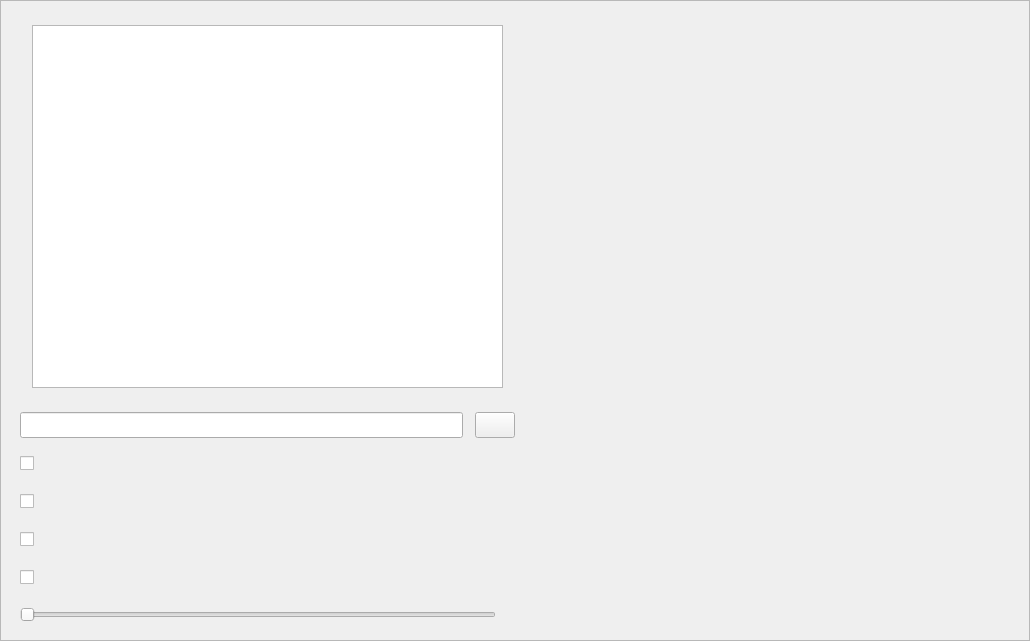
First picture: the form in Src/Gui/Page/Setting/Download/RaptorDownloadPage.ui, repository InfpHub/Raptor, before the edit.
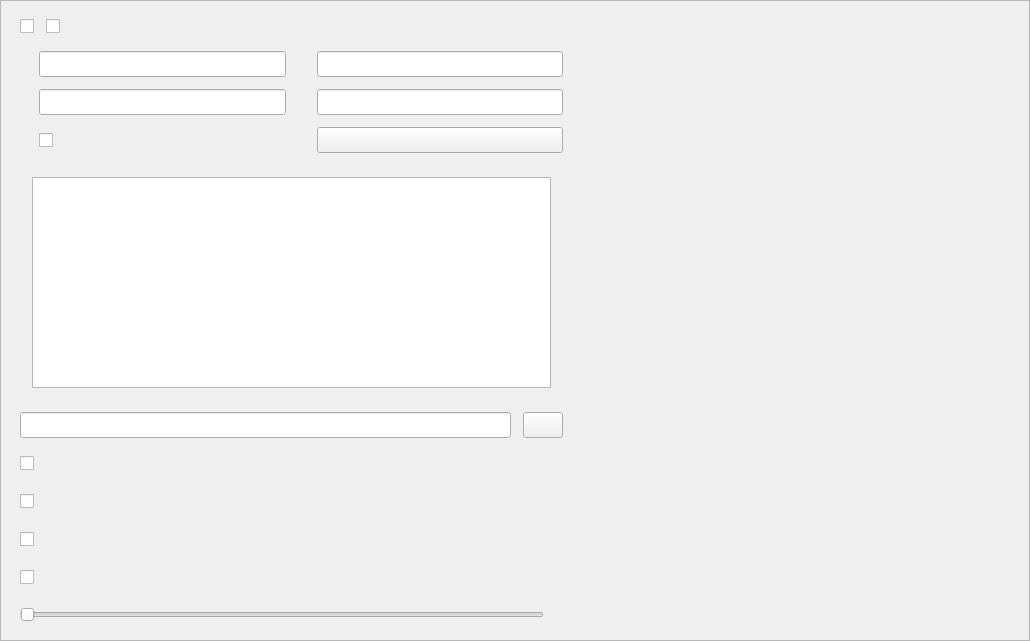
Second picture: the form after the edit.

```diff
--- a/Src/Gui/Page/Setting/Download/RaptorDownloadPage.ui
+++ b/Src/Gui/Page/Setting/Download/RaptorDownloadPage.ui
@@ -43,7 +43,7 @@
                                 <height>639</height>
                             </rect>
                         </property>
-                        <layout class="QHBoxLayout" name="_BodyLayout" stretch="5,5">
+      <layout class="QHBoxLayout" name="_BodyLayout" stretch="5,0">
                             <property name="spacing">
                                 <number>12</number>
                             </property>
@@ -89,66 +89,7 @@
                                         <property name="spacing">
                                             <number>12</number>
                                         </property>
-                                        <item row="1" column="1">
-                                            <widget class="QWidget" name="_PathPanel" native="true">
-                                                <layout class="QHBoxLayout" name="_PathPanelLayout">
-                                                    <property name="spacing">
-                                                        <number>12</number>
-                                                    </property>
-                                                    <property name="leftMargin">
-                                                        <number>0</number>
-                                                    </property>
-                                                    <property name="topMargin">
-                                                        <number>0</number>
-                                                    </property>
-                                                    <property name="rightMargin">
-                                                        <number>0</number>
-                                                    </property>
-                                                    <property name="bottomMargin">
-                                                        <number>0</number>
-                                                    </property>
-                                                    <item>
-                                                        <widget class="QLineEdit" name="_Path">
-                                                            <property name="minimumSize">
-                                                                <size>
-                                                                    <width>0</width>
-                                                                    <height>26</height>
-                                                                </size>
-                                                            </property>
-                                                            <property name="maximumSize">
-                                                                <size>
-                                                                    <width>16777215</width>
-                                                                    <height>26</height>
-                                                                </size>
-                                                            </property>
-                                                            <property name="readOnly">
-                                                                <bool>true</bool>
-                                                            </property>
-                                                        </widget>
-                                                    </item>
-                                                    <item>
-                                                        <widget class="QPushButton" name="_PathSelect">
-                                                            <property name="minimumSize">
-                                                                <size>
-                                                                    <width>0</width>
-                                                                    <height>26</height>
-                                                                </size>
-                                                            </property>
-                                                            <property name="maximumSize">
-                                                                <size>
-                                                                    <width>16777215</width>
-                                                                    <height>26</height>
-                                                                </size>
-                                                            </property>
-                                                            <property name="text">
-                                                                <string/>
-                                                            </property>
-                                                        </widget>
-                                                    </item>
-                                                </layout>
-                                            </widget>
-                                        </item>
-                                        <item row="2" column="1">
+          <item row="4" column="1">
                                             <widget class="QWidget" name="_OtherPanel" native="true">
                                                 <property name="minimumSize">
                                                     <size>
@@ -251,31 +192,9 @@
                                                 </layout>
                                             </widget>
                                         </item>
-                                        <item row="1" column="0">
-                                            <widget class="QLabel" name="_PathTip">
-                                                <property name="minimumSize">
-                                                    <size>
-                                                        <width>0</width>
-                                                        <height>26</height>
-                                                    </size>
-                                                </property>
-                                                <property name="maximumSize">
-                                                    <size>
-                                                        <width>16777215</width>
-                                                        <height>26</height>
-                                                    </size>
-                                                </property>
-                                                <property name="text">
-                                                    <string/>
-                                                </property>
-                                                <property name="alignment">
-                                                    <set>Qt::AlignRight|Qt::AlignTrailing|Qt::AlignVCenter</set>
-                                                </property>
-                                            </widget>
-                                        </item>
-                                        <item row="0" column="1">
-                                            <widget class="QWidget" name="_EnginePanel" native="true">
-                                                <layout class="QHBoxLayout" name="_EnginePanelLayout" stretch="9">
+          <item row="2" column="1">
+           <widget class="QWidget" name="_ThirdPartyEnginePanel" native="true">
+            <layout class="QHBoxLayout" name="_ThirdPartyEnginePanelLayout" stretch="9">
                                                     <property name="spacing">
                                                         <number>12</number>
                                                     </property>
@@ -292,7 +211,7 @@
                                                         <number>12</number>
                                                     </property>
                                                     <item>
-                                                        <widget class="QTableView" name="_EngineView">
+              <widget class="QTableView" name="_ThirdPartyEngineView">
                                                             <property name="minimumSize">
                                                                 <size>
                                                                     <width>0</width>
@@ -305,6 +224,165 @@
                                             </widget>
                                         </item>
                                         <item row="3" column="1">
+           <widget class="QWidget" name="_PathPanel" native="true">
+            <layout class="QHBoxLayout" name="_PathPanelLayout">
+             <property name="spacing">
+              <number>12</number>
+             </property>
+             <property name="leftMargin">
+              <number>0</number>
+             </property>
+             <property name="topMargin">
+              <number>0</number>
+             </property>
+             <property name="rightMargin">
+              <number>0</number>
+             </property>
+             <property name="bottomMargin">
+              <number>0</number>
+             </property>
+             <item>
+              <widget class="QLineEdit" name="_Path">
+               <property name="minimumSize">
+                <size>
+                 <width>0</width>
+                 <height>26</height>
+                </size>
+               </property>
+               <property name="maximumSize">
+                <size>
+                 <width>16777215</width>
+                 <height>26</height>
+                </size>
+               </property>
+               <property name="readOnly">
+                <bool>true</bool>
+               </property>
+              </widget>
+             </item>
+             <item>
+              <widget class="QPushButton" name="_PathSelect">
+               <property name="minimumSize">
+                <size>
+                 <width>0</width>
+                 <height>26</height>
+                </size>
+               </property>
+               <property name="maximumSize">
+                <size>
+                 <width>16777215</width>
+                 <height>26</height>
+                </size>
+               </property>
+               <property name="text">
+                <string/>
+               </property>
+              </widget>
+             </item>
+            </layout>
+           </widget>
+          </item>
+          <item row="0" column="0">
+           <widget class="QLabel" name="_PrimaryEngineTip">
+            <property name="minimumSize">
+             <size>
+              <width>0</width>
+              <height>26</height>
+             </size>
+            </property>
+            <property name="text">
+             <string/>
+            </property>
+            <property name="alignment">
+             <set>Qt::AlignmentFlag::AlignRight|Qt::AlignmentFlag::AlignTop|Qt::AlignmentFlag::AlignTrailing</set>
+            </property>
+            <property name="margin">
+             <number>0</number>
+            </property>
+            <property name="indent">
+             <number>5</number>
+            </property>
+           </widget>
+          </item>
+          <item row="0" column="1">
+           <widget class="QWidget" name="_PrimaryEnginePanel" native="true">
+            <layout class="QHBoxLayout" name="_PrimaryEnginePanelLayout">
+             <property name="spacing">
+              <number>12</number>
+             </property>
+             <property name="leftMargin">
+              <number>0</number>
+             </property>
+             <property name="topMargin">
+              <number>0</number>
+             </property>
+             <property name="rightMargin">
+              <number>0</number>
+             </property>
+             <property name="bottomMargin">
+              <number>0</number>
+             </property>
+             <item>
+              <widget class="QCheckBox" name="_Aria">
+               <property name="sizePolicy">
+                <sizepolicy hsizetype="Minimum" vsizetype="Fixed">
+                 <horstretch>0</horstretch>
+                 <verstretch>0</verstretch>
+                </sizepolicy>
+               </property>
+               <property name="minimumSize">
+                <size>
+                 <width>0</width>
+                 <height>26</height>
+                </size>
+               </property>
+               <property name="maximumSize">
+                <size>
+                 <width>16777215</width>
+                 <height>26</height>
+                </size>
+               </property>
+               <property name="text">
+                <string/>
+               </property>
+              </widget>
+             </item>
+             <item>
+              <widget class="QCheckBox" name="_Embed">
+               <property name="minimumSize">
+                <size>
+                 <width>0</width>
+                 <height>26</height>
+                </size>
+               </property>
+               <property name="maximumSize">
+                <size>
+                 <width>16777215</width>
+                 <height>26</height>
+                </size>
+               </property>
+               <property name="text">
+                <string/>
+               </property>
+              </widget>
+             </item>
+             <item>
+              <spacer name="_PrimaryEnginePanelSpacer">
+               <property name="orientation">
+                <enum>Qt::Orientation::Horizontal</enum>
+               </property>
+               <property name="sizeHint" stdset="0">
+                <size>
+                 <width>40</width>
+                 <height>20</height>
+                </size>
+               </property>
+              </spacer>
+             </item>
+            </layout>
+           </widget>
+          </item>
+          <item row="5" column="1">
                                             <widget class="QWidget" name="_ConcurrentPanel" native="true">
                                                 <layout class="QHBoxLayout" name="_ConcurrentPanelLayout">
                                                     <property name="spacing">
@@ -372,8 +450,8 @@
                                                 </layout>
                                             </widget>
                                         </item>
-                                        <item row="0" column="0">
-                                            <widget class="QLabel" name="_EngineTip">
+          <item row="2" column="0">
+           <widget class="QLabel" name="_ThirdPartyEngineTip">
                                                 <property name="minimumSize">
                                                     <size>
                                                         <width>0</width>
@@ -416,6 +494,242 @@
                                                 </property>
                                             </widget>
                                         </item>
+          <item row="1" column="0">
+           <widget class="QLabel" name="_AriaTip">
+            <property name="minimumSize">
+             <size>
+              <width>0</width>
+              <height>26</height>
+             </size>
+            </property>
+            <property name="maximumSize">
+             <size>
+              <width>16777215</width>
+              <height>16777215</height>
+             </size>
+            </property>
+            <property name="text">
+             <string/>
+            </property>
+            <property name="alignment">
+             <set>Qt::AlignmentFlag::AlignRight|Qt::AlignmentFlag::AlignTop|Qt::AlignmentFlag::AlignTrailing</set>
+            </property>
+            <property name="indent">
+             <number>5</number>
+            </property>
+           </widget>
+          </item>
+          <item row="1" column="1">
+           <widget class="QWidget" name="_AriaPanel" native="true">
+            <layout class="QGridLayout" name="_AriaPanelLayout">
+             <property name="leftMargin">
+              <number>0</number>
+             </property>
+             <property name="topMargin">
+              <number>0</number>
+             </property>
+             <property name="rightMargin">
+              <number>0</number>
+             </property>
+             <property name="bottomMargin">
+              <number>0</number>
+             </property>
+             <property name="spacing">
+              <number>12</number>
+             </property>
+             <item row="2" column="0">
+              <widget class="QLabel" name="_AriaTokenTip">
+               <property name="minimumSize">
+                <size>
+                 <width>0</width>
+                 <height>26</height>
+                </size>
+               </property>
+               <property name="maximumSize">
+                <size>
+                 <width>16777215</width>
+                 <height>26</height>
+                </size>
+               </property>
+               <property name="text">
+                <string/>
+               </property>
+               <property name="alignment">
+                <set>Qt::AlignmentFlag::AlignRight|Qt::AlignmentFlag::AlignTrailing|Qt::AlignmentFlag::AlignVCenter</set>
+               </property>
+              </widget>
+             </item>
+             <item row="1" column="4">
+              <widget class="QLineEdit" name="_AriaPort">
+               <property name="minimumSize">
+                <size>
+                 <width>0</width>
+                 <height>26</height>
+                </size>
+               </property>
+               <property name="maximumSize">
+                <size>
+                 <width>16777215</width>
+                 <height>26</height>
+                </size>
+               </property>
+              </widget>
+             </item>
+             <item row="1" column="3">
+              <widget class="QLabel" name="_AriaPortTip">
+               <property name="minimumSize">
+                <size>
+                 <width>0</width>
+                 <height>26</height>
+                </size>
+               </property>
+               <property name="maximumSize">
+                <size>
+                 <width>16777215</width>
+                 <height>26</height>
+                </size>
+               </property>
+               <property name="text">
+                <string/>
+               </property>
+               <property name="alignment">
+                <set>Qt::AlignmentFlag::AlignRight|Qt::AlignmentFlag::AlignTrailing|Qt::AlignmentFlag::AlignVCenter</set>
+               </property>
+              </widget>
+             </item>
+             <item row="1" column="0">
+              <widget class="QLabel" name="_AriaHostTip">
+               <property name="minimumSize">
+                <size>
+                 <width>0</width>
+                 <height>26</height>
+                </size>
+               </property>
+               <property name="maximumSize">
+                <size>
+                 <width>16777215</width>
+                 <height>26</height>
+                </size>
+               </property>
+               <property name="text">
+                <string/>
+               </property>
+               <property name="alignment">
+                <set>Qt::AlignmentFlag::AlignRight|Qt::AlignmentFlag::AlignTrailing|Qt::AlignmentFlag::AlignVCenter</set>
+               </property>
+              </widget>
+             </item>
+             <item row="1" column="2">
+              <widget class="QLineEdit" name="_AriaHost">
+               <property name="minimumSize">
+                <size>
+                 <width>0</width>
+                 <height>26</height>
+                </size>
+               </property>
+               <property name="maximumSize">
+                <size>
+                 <width>16777215</width>
+                 <height>26</height>
+                </size>
+               </property>
+              </widget>
+             </item>
+             <item row="2" column="2">
+              <widget class="QLineEdit" name="_AriaToken">
+               <property name="minimumSize">
+                <size>
+                 <width>0</width>
+                 <height>26</height>
+                </size>
+               </property>
+               <property name="maximumSize">
+                <size>
+                 <width>16777215</width>
+                 <height>26</height>
+                </size>
+               </property>
+              </widget>
+             </item>
+             <item row="3" column="4">
+              <widget class="QPushButton" name="_AriaTest">
+               <property name="minimumSize">
+                <size>
+                 <width>0</width>
+                 <height>26</height>
+                </size>
+               </property>
+               <property name="maximumSize">
+                <size>
+                 <width>16777215</width>
+                 <height>26</height>
+                </size>
+               </property>
+               <property name="text">
+                <string/>
+               </property>
+              </widget>
+             </item>
+             <item row="2" column="3">
+              <widget class="QLabel" name="_AriaRemotePathTip">
+               <property name="minimumSize">
+                <size>
+                 <width>0</width>
+                 <height>26</height>
+                </size>
+               </property>
+               <property name="maximumSize">
+                <size>
+                 <width>16777215</width>
+                 <height>26</height>
+                </size>
+               </property>
+               <property name="text">
+                <string/>
+               </property>
+               <property name="alignment">
+                <set>Qt::AlignmentFlag::AlignRight|Qt::AlignmentFlag::AlignTrailing|Qt::AlignmentFlag::AlignVCenter</set>
+               </property>
+              </widget>
+             </item>
+             <item row="2" column="4">
+              <widget class="QLineEdit" name="_AriaRemotePath">
+               <property name="minimumSize">
+                <size>
+                 <width>0</width>
+                 <height>26</height>
+                </size>
+               </property>
+               <property name="maximumSize">
+                <size>
+                 <width>16777215</width>
+                 <height>26</height>
+                </size>
+               </property>
+              </widget>
+             </item>
+             <item row="3" column="2">
+              <widget class="QCheckBox" name="_AriaSSL">
+               <property name="minimumSize">
+                <size>
+                 <width>0</width>
+                 <height>26</height>
+                </size>
+               </property>
+               <property name="maximumSize">
+                <size>
+                 <width>16777215</width>
+                 <height>26</height>
+                </size>
+               </property>
+               <property name="text">
+                <string/>
+               </property>
+              </widget>
+             </item>
+            </layout>
+           </widget>
+          </item>
                                     </layout>
                                 </widget>
                             </item>
```
Left out of the diff: 32 changed lines with no effect on the pictures. Lines whose indentation alone changed are shown as unchanged.
